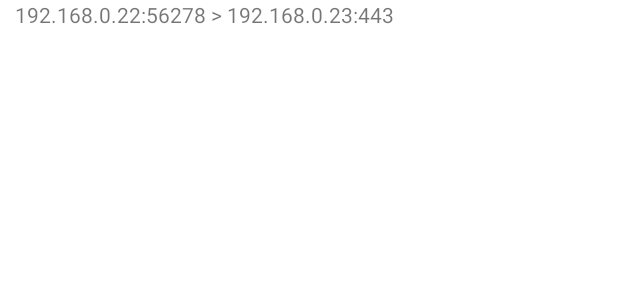
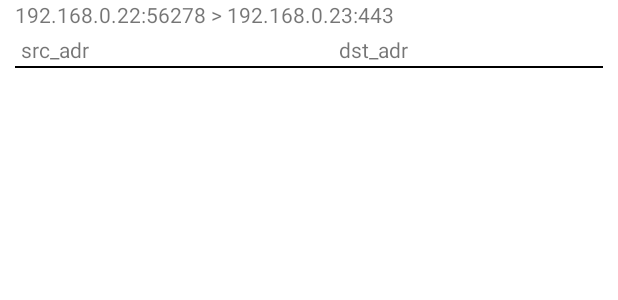
Before and after one commit to comp7082-team2/packetcapture, an Android app: the layout text_row_item.xml on its own in the app's theme, with its tools: preview values and no code run, on a phone screen of 412 x 824 dp. Shown: the top 300 px of the screen. Run offline under Robolectric (Android 15) with nearby library versions, the phone set to English and light mode, and no system bars.

Commit message:
View Improved

```diff
--- a/app/src/main/res/layout/activity_packet_list_view.xml
+++ b/app/src/main/res/layout/activity_packet_list_view.xml
@@ -12,9 +12,9 @@
         android:layout_height="wrap_content"
         app:layout_constrainedHeight="true"
         app:layout_constrainedWidth="true"
-        tools:layout_editor_absoluteX="1dp"
-        tools:layout_editor_absoluteY="75dp"
-        app:layout_constraintTop_toBottomOf="@id/etFilter"/>
+        app:layout_constraintEnd_toEndOf="parent"
+        app:layout_constraintStart_toStartOf="parent"
+        app:layout_constraintTop_toBottomOf="@id/etFilter" />
 
     <Button
         android:id="@+id/button"
--- a/app/src/main/res/layout/text_row_item.xml
+++ b/app/src/main/res/layout/text_row_item.xml
@@ -1,5 +1,8 @@
 <?xml version="1.0" encoding="utf-8"?>
-<FrameLayout xmlns:android="http://schemas.android.com/apk/res/android"
+<androidx.constraintlayout.widget.ConstraintLayout xmlns:android="http://schemas.android.com/apk/res/android"
+    xmlns:app="http://schemas.android.com/apk/res-auto"
+    xmlns:tools="http://schemas.android.com/tools"
+    android:id="@+id/frameLayout"
     android:layout_width="match_parent"
     android:layout_height="45dp"
     android:layout_marginLeft="10dp"
@@ -10,5 +13,35 @@
         android:id="@+id/textView"
         android:layout_width="wrap_content"
         android:layout_height="wrap_content"
-        android:text="@string/element_text"/>
-</FrameLayout>
+        android:text="@string/element_text"
+        app:layout_constraintStart_toStartOf="parent"
+        app:layout_constraintTop_toTopOf="parent" />
+
+    <TextView
+        android:id="@+id/src_adr"
+        android:layout_width="wrap_content"
+        android:layout_height="wrap_content"
+        android:layout_marginTop="4dp"
+        android:text="@string/dst_adr"
+        app:layout_constraintEnd_toEndOf="parent"
+        app:layout_constraintHorizontal_bias="0.562"
+        app:layout_constraintStart_toEndOf="@+id/dst_adr"
+        app:layout_constraintTop_toBottomOf="@+id/textView" />
+
+    <TextView
+        android:id="@+id/dst_adr"
+        android:layout_width="wrap_content"
+        android:layout_height="wrap_content"
+        android:layout_marginStart="4dp"
+        android:layout_marginTop="4dp"
+        android:text="@string/src_adr"
+        app:layout_constraintStart_toStartOf="parent"
+        app:layout_constraintTop_toBottomOf="@+id/textView" />
+
+    <View
+        android:layout_width="match_parent"
+        android:layout_height="1dp"
+        android:background="#000000"
+        app:layout_constraintBottom_toBottomOf="parent"
+        android:padding="1dp"/>
+</androidx.constraintlayout.widget.ConstraintLayout>
--- a/app/src/main/res/values/strings.xml
+++ b/app/src/main/res/values/strings.xml
@@ -2,4 +2,6 @@
     <string name="app_name">Packet Analyzer</string>
     <string name="element_text">192.168.0.22:56278 > 192.168.0.23:443</string>
     <string name="title_activity_packet_info">PacketInfoActivity</string>
+    <string name="src_adr">src_adr</string>
+    <string name="dst_adr">dst_adr</string>
 </resources>
```
Also changed, not shown: app/src/main/java/com/example/packetsniffer/Views/CustomAdapter.java (+26 -1 lines).
